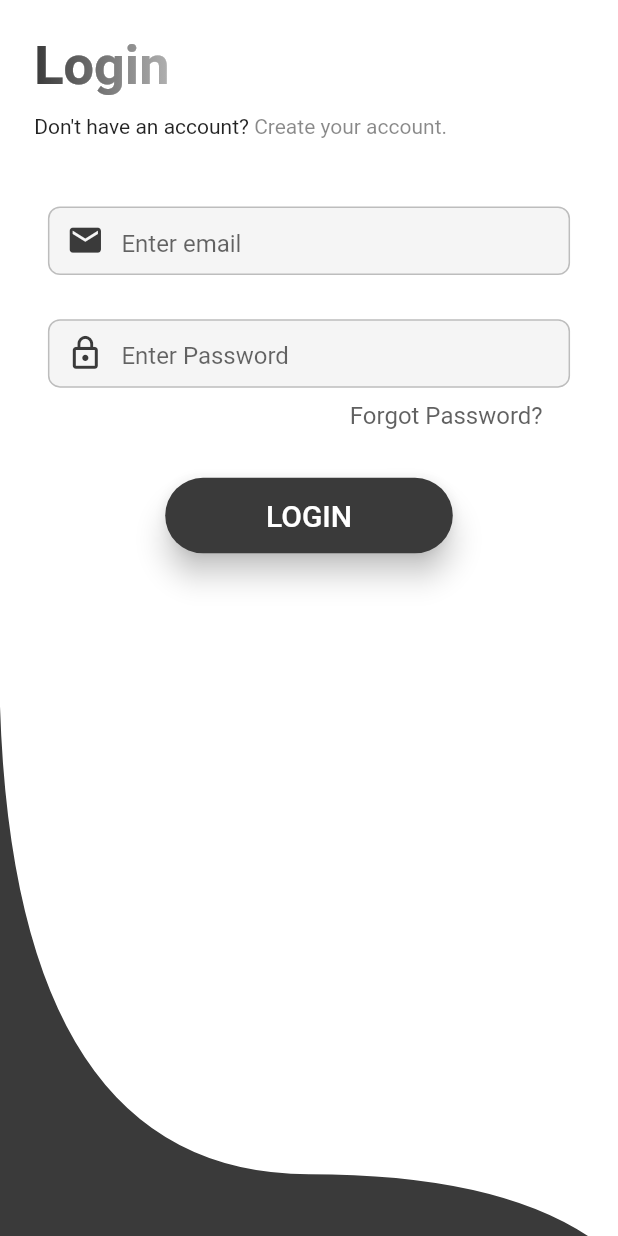
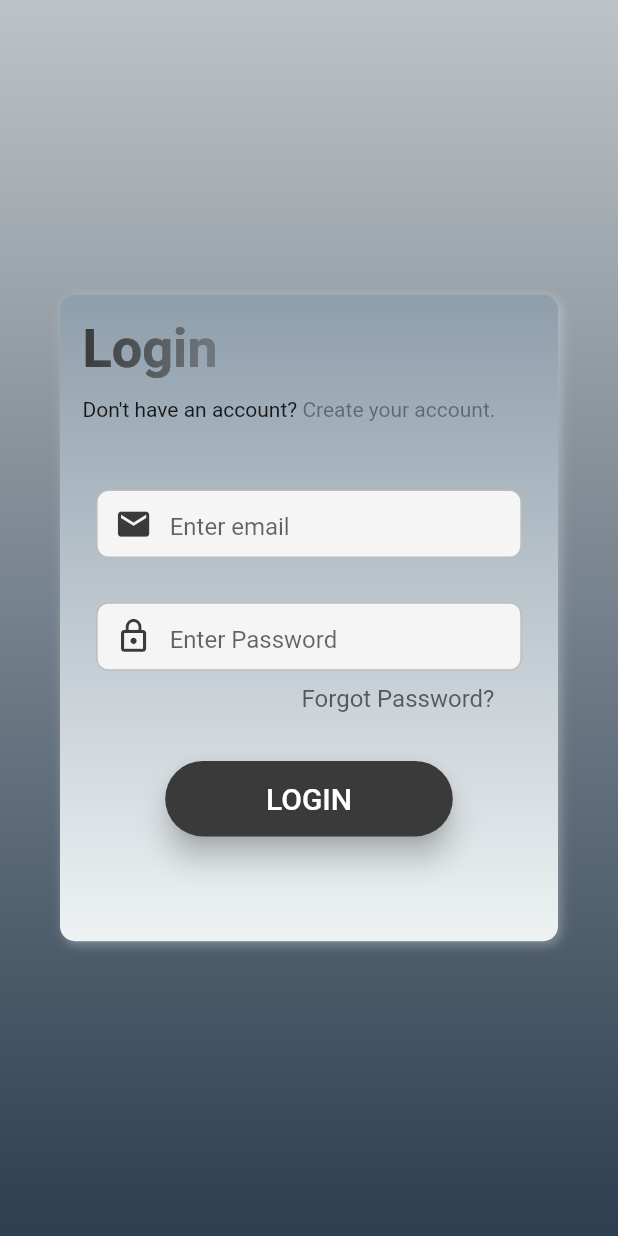
Before and after one commit to sadat-s-ahmed/bangladesh_building_code, a Flutter app: the LoginPage screen opened directly, on a phone screen of 412 x 824 dp. Run offline on Flutter 3.47's test engine with Material 2 defaults, Android fonts, the phone set to English and light mode, and no system bars; our stand-ins replace decimal, flutter_secure_storage, sliding_up_panel; missing offline and left inert: animated_splash, dropdownfield, flutter_pdfview, flutter_plugin_pdf_viewer; accounts and stored records are empty; network calls fail; Roboto replaces fonts that are missing (Exo2).

Commit message:
fixed login screen

```diff
--- a/bd_building_code/lib/pages/loginScreen/loginScreen.dart
+++ b/bd_building_code/lib/pages/loginScreen/loginScreen.dart
@@ -1,4 +1,4 @@
-import 'package:bd_building_code/component/bottom_curve_painter.dart';
+
 import 'package:bd_building_code/component/boxfeild.dart';
 import 'package:bd_building_code/component/gradient_text.dart';
 import 'package:bd_building_code/component/responsive_screen.dart';
@@ -12,6 +12,10 @@
 Color colorCurve = Color.fromRGBO(58, 58, 58, 1);
 Color backgroundColor =Colors.grey.shade200;
 
+Color grads = Color.fromRGBO(189 , 195 , 199, 1);
+Color grads2 = Color.fromRGBO(44  , 62  , 80, 1);
+Color gradinner1 = Color.fromRGBO(142 , 158 , 171, 1);
+Color gradinner2 = Color.fromRGBO(238, 242 , 243, 1);
 // Color colorCurveSecondary = Color.fromRGBO(97, 10, 155, 0.6);
 // Color backgroundColor =Colors.grey.shade200;
 // Color textPrimaryColor =Colors.black87;
@@ -49,27 +53,119 @@
               systemNavigationBarColor:Colors.black
               ),
 
-          child: Container(
-            color: Colors.white,
-            child: SafeArea(
-              top: true,
-              bottom: false,
-              child: Stack(
+          child:Stack(
             fit: StackFit.expand,
             children: <Widget>[
+              Container(
+              decoration: BoxDecoration(
+                gradient: LinearGradient(
+                  begin: Alignment.topCenter,
+                  end: Alignment.bottomCenter,
+                  stops: [0, 1],
+                  colors: [
+                    grads,
+                    grads2
+                  ],
+                ),
+              ),
+              child:new Column(
+                mainAxisAlignment: MainAxisAlignment.center,
+                children: <Widget>[
+
+                  loginThings(),
+                ],
+              ) ,
+              ),
 
 
-              ClipPath(
-              clipper: BottomShapeClipper(),
-              child: Container(
-                  color: colorCurve,
-                  )),
+            ],
+          )
+
+
+
+          // Container(
+          //   // Add box decoration
+          // decoration: BoxDecoration(
+          //   gradient: LinearGradient(
+          //     begin: Alignment.topCenter,
+          //     end: Alignment.bottomCenter,
+          //     stops: [0.4, 0.6],
+          //     colors: [
+          //       grads,
+          //       grads2
+          //     ],
+          //   ),
+          // ),
+
+            // child: Center(
+            //   child: SafeArea(
+            //     top: true,
+            //     bottom: false,
+            //     child: Stack(
+            //         fit: StackFit.expand,
+            //         children: <Widget>[
+            //         SingleChildScrollView(
+            //         child: Container(
+            //           margin: EdgeInsets.symmetric(
+            //             horizontal: size.getWidthPx(20),
+            //             vertical: size.getWidthPx(20)
+            //             ),
+            //           child: Column(
+            //               crossAxisAlignment: CrossAxisAlignment.start,
+            //               children: <Widget>[
+
+            //                 _loginGradientText(), // text
+            //                 SizedBox(height: size.getWidthPx(10)),
+            //                 _textAccount(),
+            //                 SizedBox(height: size.getWidthPx(30)),
+            //                 loginFields()
+            //               ]),
+            //         ),
+            //       )
+            //     ]),
+            //   ),
+            // ),
+          // ),
+        ));
+  }
+
+  loginThings(){
+    return Container(
+      margin: const EdgeInsets.symmetric(horizontal: 40.0, vertical: 5.0),
+      padding: const EdgeInsets.all(15.0),
+      decoration: new BoxDecoration(
+        gradient: LinearGradient(
+                  begin: Alignment.topCenter,
+                  end: Alignment.bottomCenter,
+                  stops: [0, 1],
+                  colors: [
+                    gradinner1,
+                    gradinner2
+                  ],
+                ),
+        //you can get rid of below line also
+        borderRadius: new BorderRadius.circular(10.0),
+        //below line is for rectangular shape
+        shape: BoxShape.rectangle,
+        //you can change opacity with color here(I used black) for rect
+        // color: Colors.black.withOpacity(0.5),
+        //I added some shadow, but you can remove boxShadow also.
+        boxShadow: <BoxShadow>[
+          new BoxShadow(
+            color: Colors.white30,
+            blurRadius: 5.0,
+            offset: new Offset(2.0, 2.0),
+          ),
+        ],
+      ),
+      child: new Column(
+        children: <Widget>[
                   SingleChildScrollView(
                     child: Container(
-                    margin: EdgeInsets.symmetric(
-                      horizontal: size.getWidthPx(20),
-                      vertical: size.getWidthPx(20)
-                      ),
+                      // margin: EdgeInsets.symmetric(
+                      //   horizontal: size.getWidthPx(20),
+                      //   vertical: size.getWidthPx(20)
+                      //   ),
                       child: Column(
                           crossAxisAlignment: CrossAxisAlignment.start,
                           children: <Widget>[
@@ -82,10 +178,9 @@
                           ]),
                     ),
                   )
-              ]),
+        ],
       ),
-          ),
-        ));
+    );
   }
 
   RichText _textAccount() {
--- a/bd_building_code/pubspec.yaml
+++ b/bd_building_code/pubspec.yaml
@@ -11,7 +11,7 @@
 # In iOS, build-name is used as CFBundleShortVersionString while build-number used as CFBundleVersion.
 # Read more about iOS versioning at
 # https://developer.apple.com/library/archive/documentation/General/Reference/InfoPlistKeyReference/Articles/CoreFoundationKeys.html
-version: 1.0.0+1
+version: 1.0.2+2
 
 environment:
   sdk: ">=2.1.0 <3.0.0"
```
Lines whose indentation alone changed are shown as unchanged.
